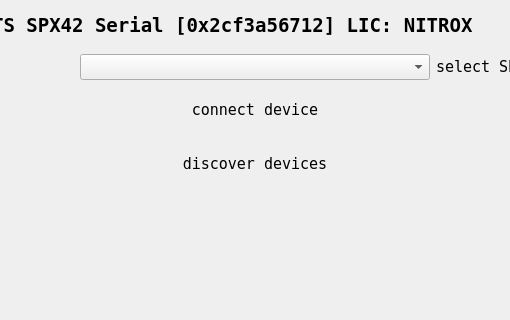
Qt form src/ui/ConnectFragment.ui (dmarc0001/spx42Control) before a commit; both pictures show x 119 to 629 and y 0 to 320 of the 926 by 662 pixel window.
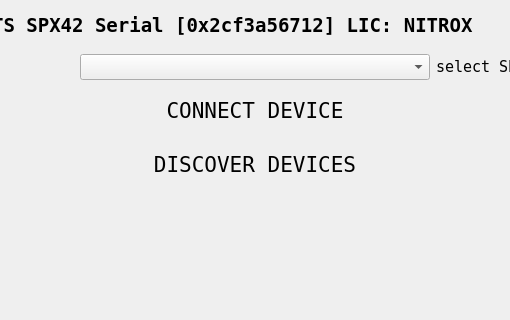
The same form after that commit. Icons and pictures are not drawn.

Commit message: - design stylesheet angepasst - TODO: mac anpassen

What changed in the file:
```diff
--- a/src/ui/ConnectFragment.ui
+++ b/src/ui/ConnectFragment.ui
@@ -212,11 +212,16 @@
           <height>58</height>
          </size>
         </property>
+        <property name="font">
+         <font>
+          <pointsize>16</pointsize>
+         </font>
+        </property>
         <property name="statusTip">
          <string>connect selected device...</string>
         </property>
         <property name="text">
-         <string>connect device</string>
+         <string>CONNECT DEVICE</string>
         </property>
         <property name="icon">
          <iconset resource="../res/SPX42ControlRes.qrc">
@@ -292,11 +297,16 @@
           <height>58</height>
          </size>
         </property>
+        <property name="font">
+         <font>
+          <pointsize>16</pointsize>
+         </font>
+        </property>
         <property name="statusTip">
          <string>Discover bluetooth SPX42 devices...</string>
         </property>
         <property name="text">
-         <string>discover devices</string>
+         <string>DISCOVER DEVICES</string>
         </property>
         <property name="icon">
          <iconset resource="../res/SPX42ControlRes.qrc">
```
The commit also changes 5 other files.
